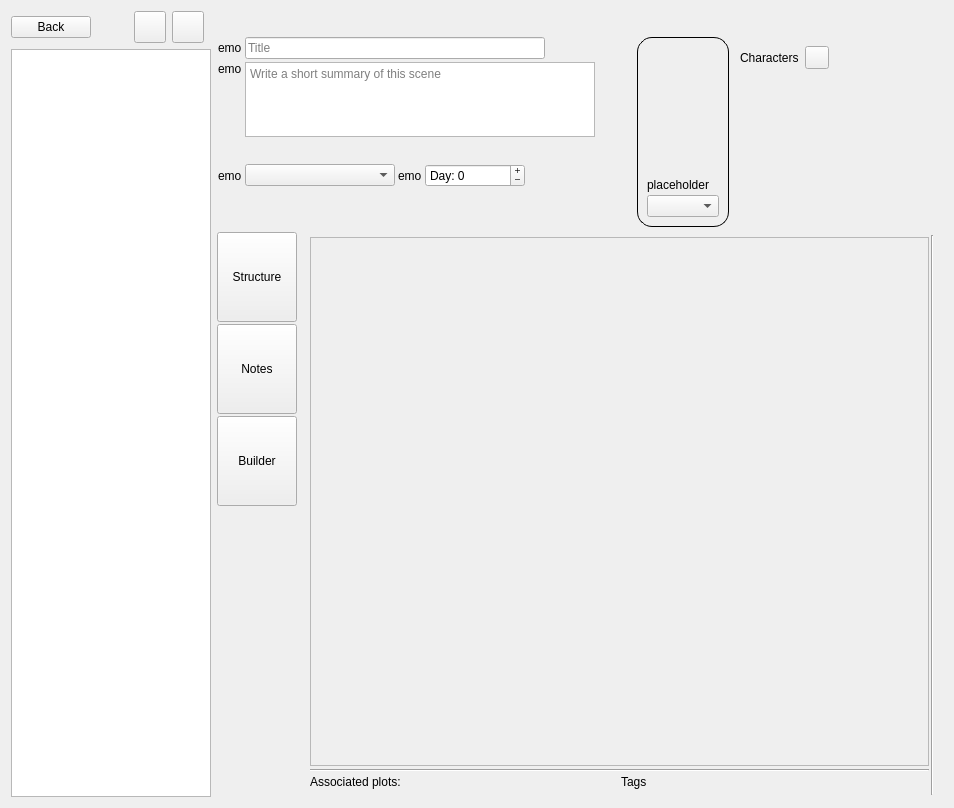
Qt form ui/scene_editor.ui (zkovari/plotlyst) before a commit.
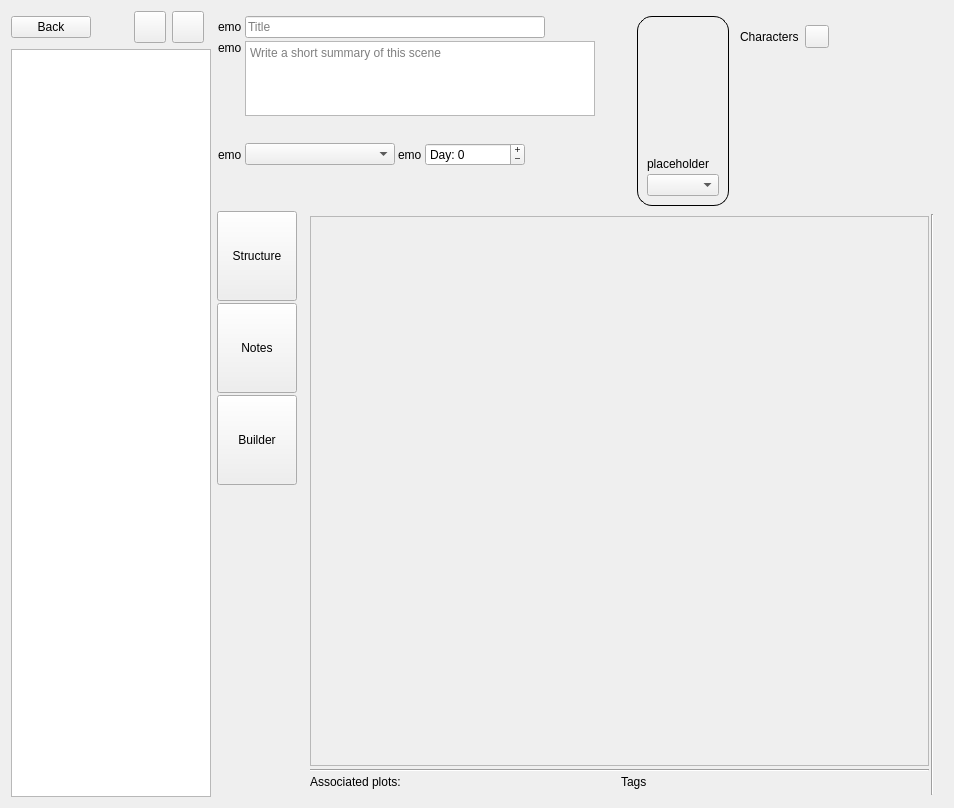
The same form after that commit. Custom widgets are drawn as their Qt base class.

Commit message: Story structure and beats widget

The edit to the form file:
```diff
--- a/ui/scene_editor.ui
+++ b/ui/scene_editor.ui
@@ -169,17 +169,7 @@
       <number>4</number>
      </property>
      <item>
-      <spacer name="horizontalSpacer_8">
-       <property name="orientation">
-        <enum>Qt::Horizontal</enum>
-       </property>
-       <property name="sizeHint" stdset="0">
-        <size>
-         <width>40</width>
-         <height>25</height>
-        </size>
-       </property>
-      </spacer>
+      <widget class="SceneStoryStructureWidget" name="wdgStructure" native="true"/>
      </item>
      <item>
       <widget class="QWidget" name="wdgTop" native="true">
@@ -732,7 +722,7 @@
                      <x>0</x>
                      <y>0</y>
                      <width>611</width>
-                     <height>516</height>
+                     <height>541</height>
                     </rect>
                    </property>
                    <layout class="QVBoxLayout" name="verticalLayout_16">
@@ -1113,23 +1103,29 @@
    <extends>QPushButton</extends>
    <header>src.main.python.plotlyst.view.widget.input</header>
   </customwidget>
-  <customwidget>
-   <class>RichTextEditor</class>
-   <extends>QTextEdit</extends>
-   <header>src.main.python.plotlyst.view.widget.input</header>
-  </customwidget>
   <customwidget>
    <class>LabelsWidget</class>
    <extends>QWidget</extends>
    <header>src.main.python.plotlyst.view.widget.labels</header>
    <container>1</container>
   </customwidget>
+  <customwidget>
+   <class>RichTextEditor</class>
+   <extends>QTextEdit</extends>
+   <header>src.main.python.plotlyst.view.widget.input</header>
+  </customwidget>
   <customwidget>
    <class>SceneStructureWidget</class>
    <extends>QWidget</extends>
    <header>src.main.python.plotlyst.view.widget.scenes</header>
    <container>1</container>
   </customwidget>
+  <customwidget>
+   <class>SceneStoryStructureWidget</class>
+   <extends>QWidget</extends>
+   <header>src.main.python.plotlyst.view.widget.scenes</header>
+   <container>1</container>
+  </customwidget>
  </customwidgets>
  <resources/>
  <connections/>
```
Left out of the diff: 1 changed line with no effect on the pictures. The commit also changes 3 other files.
